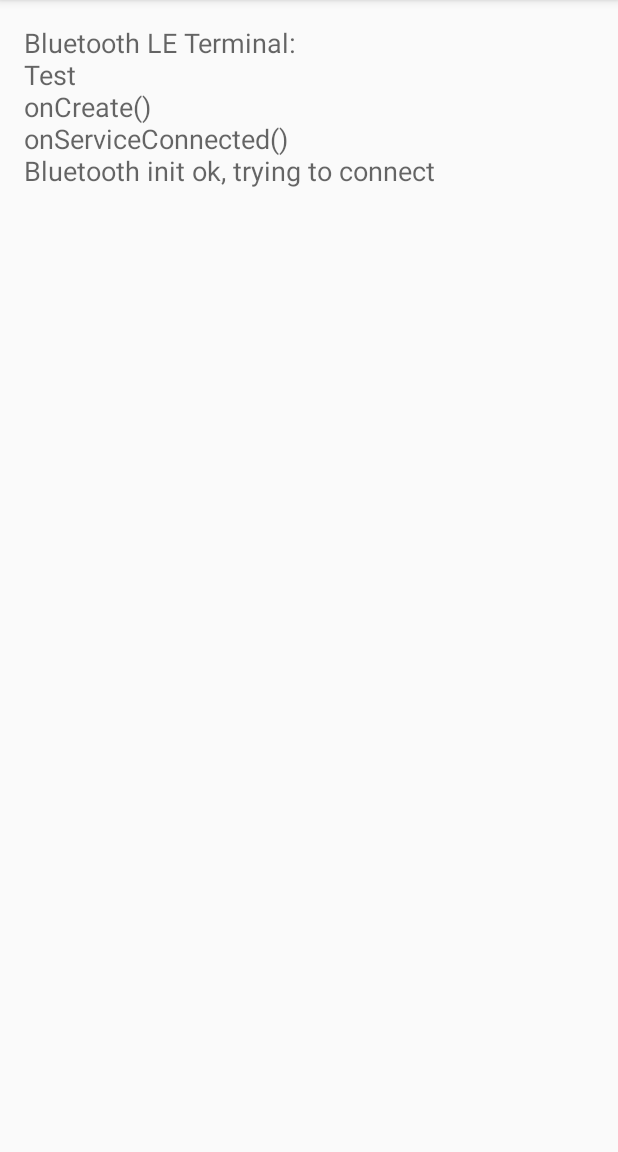
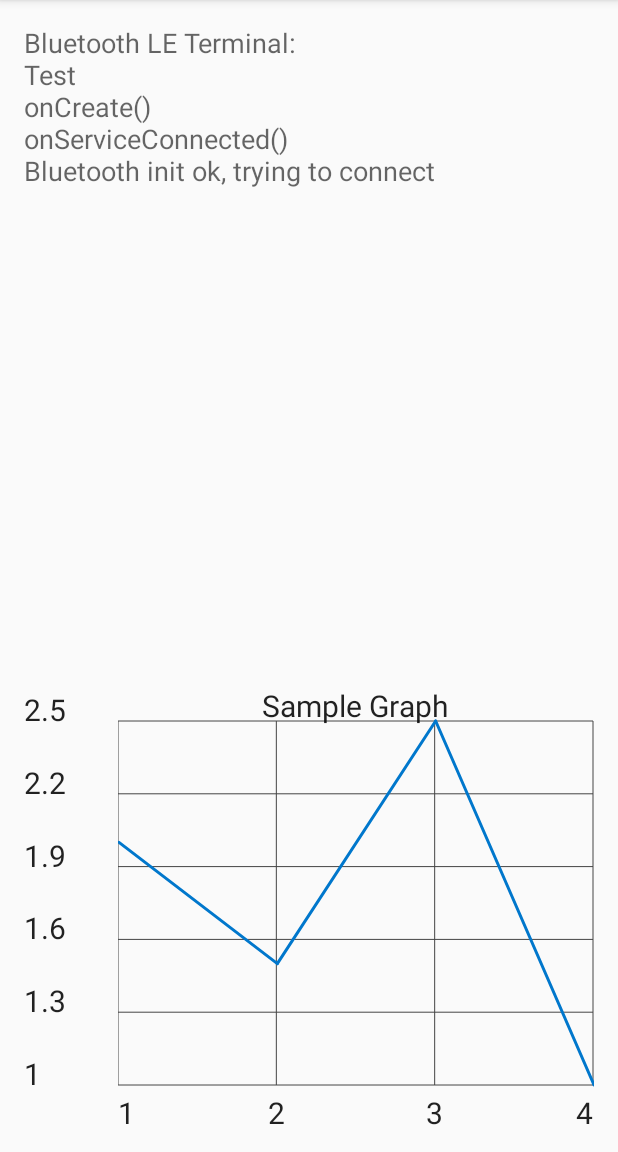
Before and after one commit to DanielKalicki/ModularElectronics, an Android app: the MainActivity screen opened directly, with no data from a screen before it, on a phone screen of 412 x 824 dp, the part 84-1236 px from its top. Run offline under Robolectric (Android 15) with nearby library versions, the phone set to English and light mode, and no system bars; 4 statements that could not run were skipped.

Commit message:
Android software - graph plot using GrapView lib added

```diff
--- a/Android/ModularElectronics/app/build.gradle
+++ b/Android/ModularElectronics/app/build.gradle
@@ -20,5 +20,6 @@ android {
 }
 
 dependencies {
-    compile fileTree(dir: 'libs', include: ['*.jar'])
+    compile fileTree(include: ['*.jar'], dir: 'libs')
+    compile files('libs/GraphView-3.1.3.jar')
 }
--- a/Android/ModularElectronics/app/src/main/java/modularelectronics/modularelectronics/MainActivity.java
+++ b/Android/ModularElectronics/app/src/main/java/modularelectronics/modularelectronics/MainActivity.java
@@ -18,8 +18,15 @@ import android.os.Handler;
 import android.os.IBinder;
 import android.util.Log;
 import android.view.MenuItem;
+import android.view.View;
+import android.widget.LinearLayout;
 import android.widget.TextView;
 import android.widget.Toast;
+
+import com.jjoe64.graphview.GraphView;
+import com.jjoe64.graphview.GraphViewSeries;
+import com.jjoe64.graphview.LineGraphView;
+import com.jjoe64.graphview.GraphView.GraphViewData;
 
 import org.w3c.dom.Document;
 import org.w3c.dom.Element;
@@ -49,7 +56,6 @@ import java.util.regex.Pattern;
 import javax.xml.parsers.DocumentBuilder;
 import javax.xml.parsers.DocumentBuilderFactory;
 import javax.xml.parsers.ParserConfigurationException;
-
 
 public class MainActivity extends Activity {
 
@@ -110,6 +116,7 @@ public class MainActivity extends Activity {
                 case BluetoothLeService.ACTION_GATT_DISCONNECTED:
                     mConnected = false;
                     updateConnectionState("unconnected");
+                    //TODO automaticly try to connect again.
                     invalidateOptionsMenu();
                     clearUI();
                     break;
@@ -378,7 +385,7 @@ public class MainActivity extends Activity {
                             Integer numb = Integer.parseInt(numbs);
                             try {
                                 String dVal = Integer.toString(d.get(numb));
-                                equation = equation.replace(matchedStr, dVal); //TODO this can throw an exception at d.get(numb)
+                                equation = equation.replace(matchedStr, dVal);
                             }
                             catch (IndexOutOfBoundsException e){};
                         }
@@ -394,7 +401,7 @@ public class MainActivity extends Activity {
                 }
             }
         }
-        Log.e("-",rData.get("BMP085 temp").toString());
+        Log.e("-", rData.get("BMP085 temp").toString());
     }
 
     //-------------------------------------------
@@ -402,7 +409,6 @@ public class MainActivity extends Activity {
     //-------------------------------------------
     @Override
     protected void onCreate(Bundle savedInstanceState) {
-
         Log.e("-","onCreate()");
 
         super.onCreate(savedInstanceState);
@@ -410,6 +416,22 @@ public class MainActivity extends Activity {
         mHandler=new Handler();
 
         setContentView(R.layout.activity_main);
+
+
+        // initilize graph series data
+        GraphViewSeries sampleGraph = new GraphViewSeries(new GraphViewData[] {
+                new GraphViewData(1, 2.0d)
+                , new GraphViewData(2, 1.5d)
+                , new GraphViewData(3, 2.5d)
+                , new GraphViewData(4, 1.0d)
+        });
+        GraphView graphView = new LineGraphView(
+                this // context
+                , "Sample Graph" // heading
+        );
+        graphView.addSeries(sampleGraph);
+        LinearLayout layout = (LinearLayout) findViewById(R.id.layout);
+        layout.addView(graphView);
 
         // Use this check to determine whether BLE is supported on the device.  Then you can
         // selectively disable BLE-related features.
@@ -445,6 +467,9 @@ public class MainActivity extends Activity {
                 getModulesInformation();
             }
         }).start();
+
+
+
     }
     @Override
     protected void onResume() {
--- a/Android/ModularElectronics/app/src/main/res/layout/activity_main.xml
+++ b/Android/ModularElectronics/app/src/main/res/layout/activity_main.xml
@@ -19,7 +19,16 @@
         android:id="@+id/BluetoothTerminal_output"
         android:layout_below="@+id/ble_terminal_text"
         android:layout_alignParentStart="true"
-        android:layout_alignParentEnd="true"
-        android:layout_alignParentBottom="true" />
+        android:layout_alignParentEnd="true" />
+
+    <LinearLayout xmlns:android="http://schemas.android.com/apk/res/android"
+        android:id="@+id/layout"
+        android:layout_width="fill_parent"
+        android:layout_height="300dp"
+        android:orientation="vertical"
+        android:layout_alignParentBottom="true"
+        android:layout_alignParentStart="true">
+
+    </LinearLayout>
 
 </RelativeLayout>
```
Also changed, not shown: Android/ModularElectronics/app/src/main/java/modularelectronics/modularelectronics/MathEval.java (+7 -2 lines), Android/ModularElectronics/app/libs/GraphView-3.1.3.jar (added), 1 other file.
